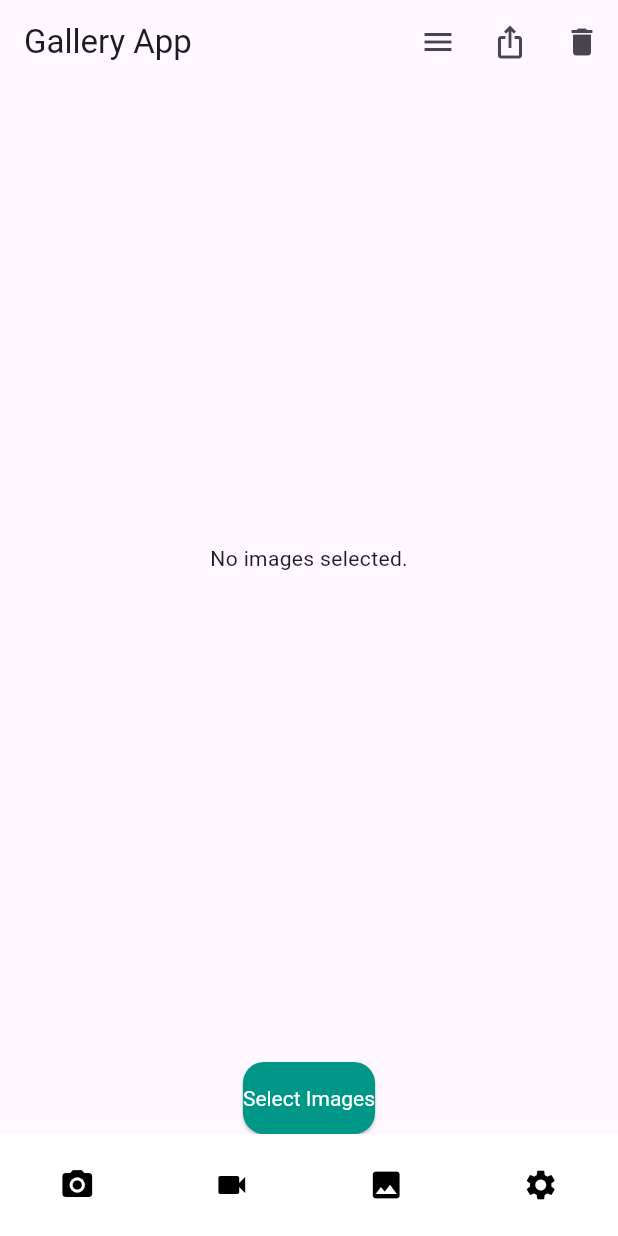
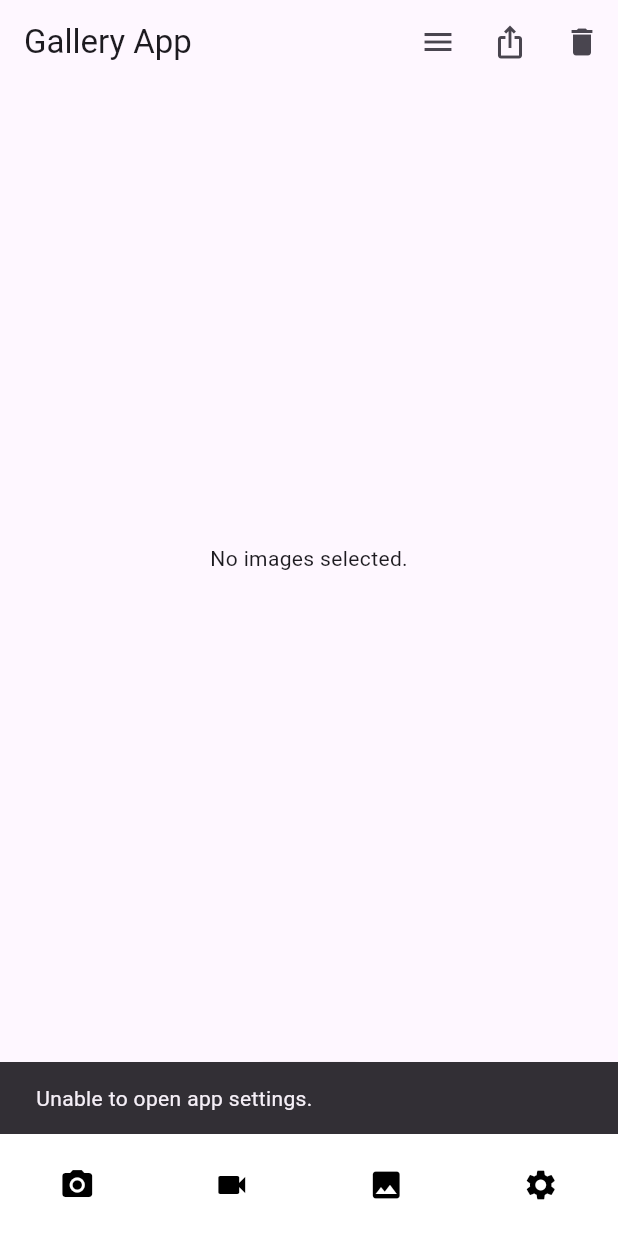
Before and after one commit to KILLERGTG01/camera_fe, a Flutter app: the screen it shows after launch, after a tap on the "settings" icon, on a phone screen of 412 x 824 dp. Run offline on Flutter 3.47's test engine with Material 3 defaults, Android fonts, the phone set to English and light mode, and no system bars; our stand-ins replace camera, carousel_slider, flutter_riverpod, image_picker, permission_handler, share_plus; missing offline and left inert: gal.

Commit message:
Settings button Enabled

```diff
--- a/lib/core/widgets/bottom_nav_bar.dart
+++ b/lib/core/widgets/bottom_nav_bar.dart
@@ -6,6 +6,7 @@ import 'package:flutter_riverpod/flutter_riverpod.dart';
 import 'package:image_picker/image_picker.dart';
 import 'dart:developer' as developer;
 import 'package:dewinter_gallery/features/gallery/logic/image_notifier.dart';
+import 'package:permission_handler/permission_handler.dart';
 
 class BottomNavBar extends ConsumerWidget {
   const BottomNavBar({super.key});
@@ -76,8 +77,15 @@ class BottomNavBar extends ConsumerWidget {
           ),
           IconButton(
             icon: const Icon(Icons.settings, color: Colors.black),
-            onPressed: () {
-              developer.log('Settings button pressed', name: 'BottomNavBar');
+            onPressed: () async {
+              final bool isOpened = await openAppSettings();
+              if (!isOpened && context.mounted) {
+                ScaffoldMessenger.of(context).showSnackBar(
+                  const SnackBar(
+                    content: Text('Unable to open app settings.'),
+                  ),
+                );
+              }
             },
           ),
         ],
```
